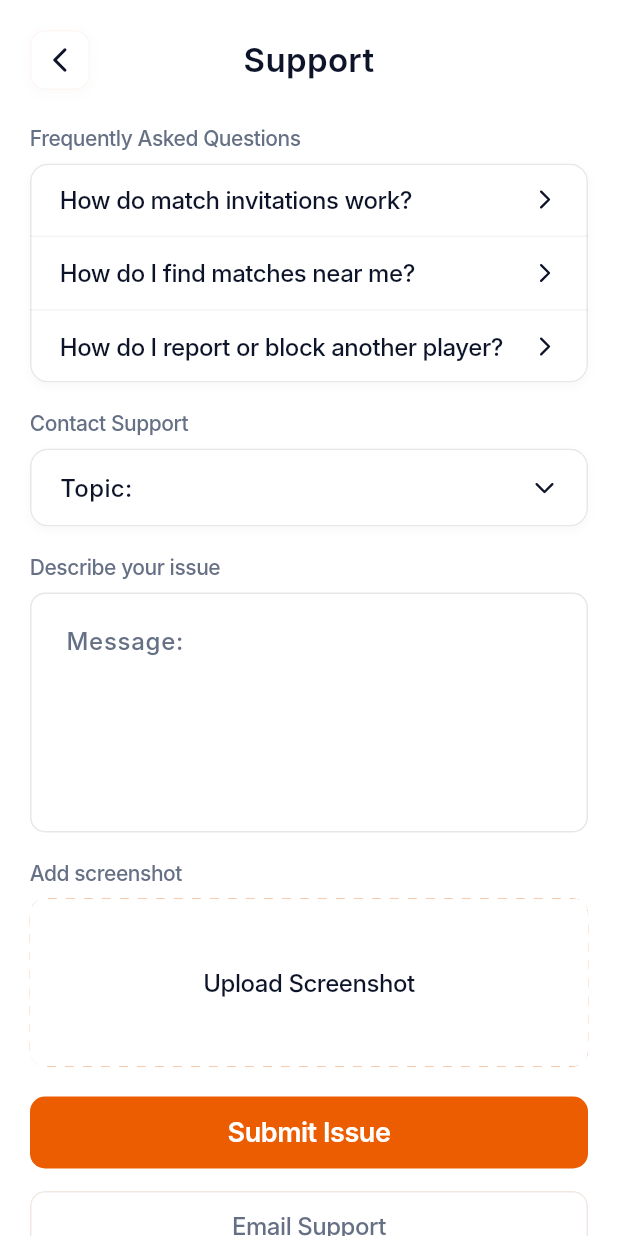
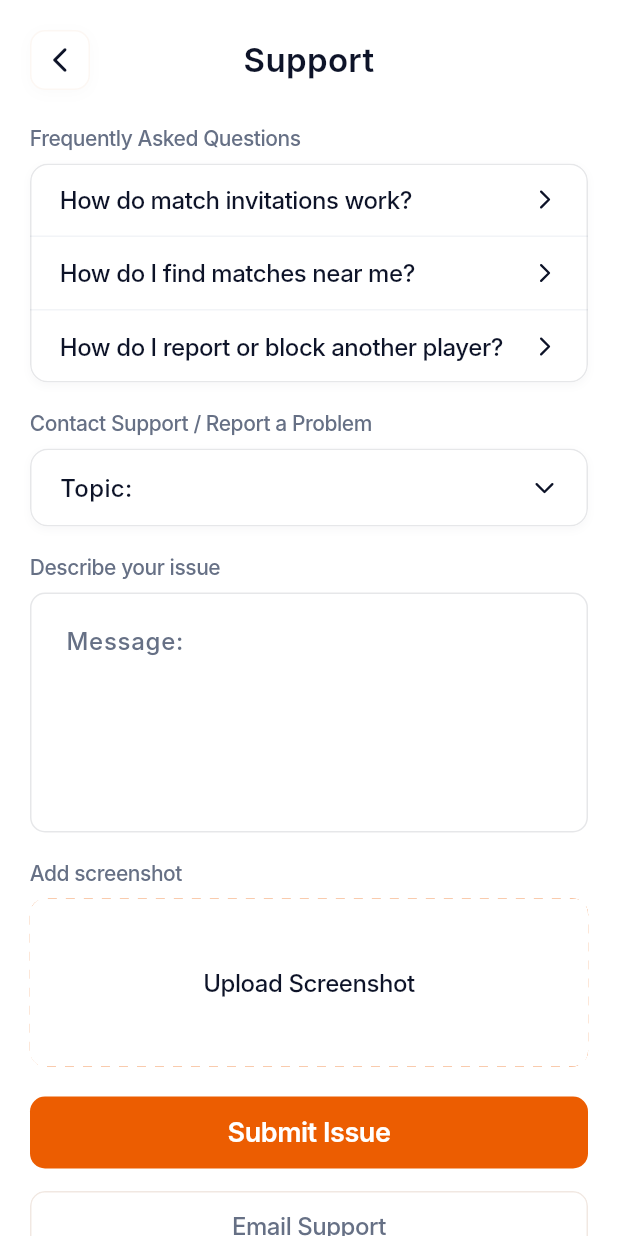
Before and after one commit to kamrans262/mahj_app, a Flutter app: the SupportScreen screen opened by its route, on a phone screen of 412 x 824 dp. Run offline on Flutter 3.47's test engine with Material 3 defaults, Android fonts, the light colour scheme and no system bars; our stand-ins replace firebase_core, firebase_messaging, flutter_map, flutter_secure_storage, flutter_svg, geolocator and 3 more; accounts and stored records are empty; Roboto replaces fonts that are missing (Inter); project files that could hold a hidden picture were left out.

Commit message:
polish(m10): make report-a-problem form explicit

```diff
--- a/lib/features/settings/presentation/support_screen.dart
+++ b/lib/features/settings/presentation/support_screen.dart
@@ -280,7 +280,7 @@ class _SupportScreenState extends State<SupportScreen> {
                       },
                     ),
                     const SizedBox(height: AppSpacing.lg),
-                    const _SectionLabel(text: 'Contact Support'),
+                    const _SectionLabel(text: 'Contact Support / Report a Problem'),
                     const SizedBox(height: AppSpacing.sm),
                     _TopicField(
                       selectedTopic: _selectedTopic,
```
